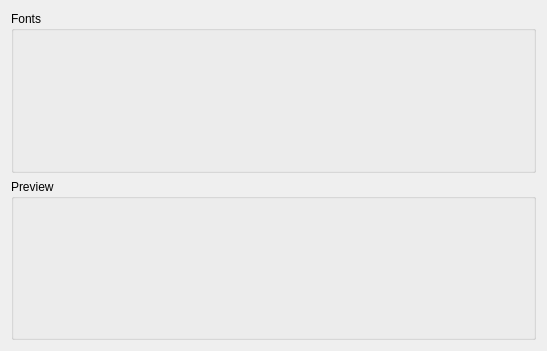
Old version of the form src/gui/DetailedViewPreferences.ui in the repository Gnurou/tagainijisho.
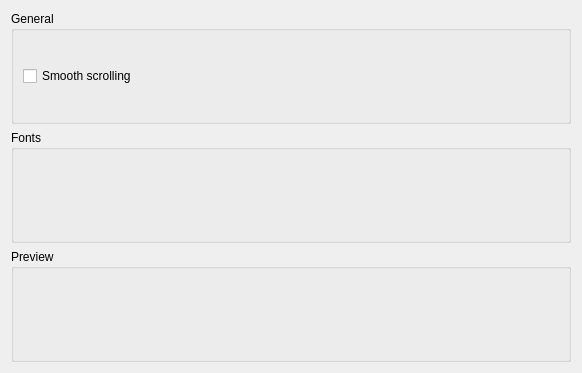
New version of the form.

Commit message: Added smooth scrolling preference options and fixed stupid bug in smooth scroller

```diff
--- a/src/gui/DetailedViewPreferences.ui
+++ b/src/gui/DetailedViewPreferences.ui
@@ -6,14 +6,30 @@
    <rect>
     <x>0</x>
     <y>0</y>
-    <width>547</width>
-    <height>351</height>
+    <width>582</width>
+    <height>373</height>
    </rect>
   </property>
   <property name="windowTitle">
    <string>Form</string>
   </property>
   <layout class="QVBoxLayout" name="verticalLayout">
+   <item>
+    <widget class="QGroupBox" name="groupBox">
+     <property name="title">
+      <string>General</string>
+     </property>
+     <layout class="QGridLayout" name="gridLayout">
+      <item row="0" column="0">
+       <widget class="QCheckBox" name="smoothScrolling">
+        <property name="text">
+         <string>Smooth scrolling</string>
+        </property>
+       </widget>
+      </item>
+     </layout>
+    </widget>
+   </item>
    <item>
     <widget class="QGroupBox" name="fontsBox">
      <property name="title">
```
The commit also changes 9 other files.
